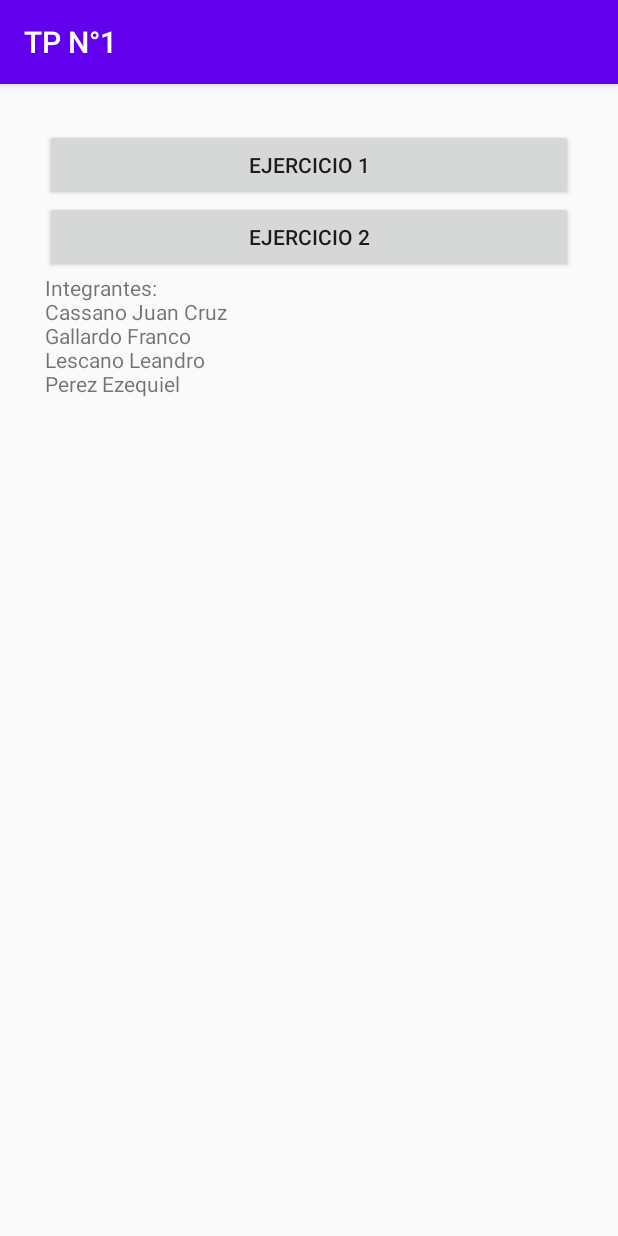
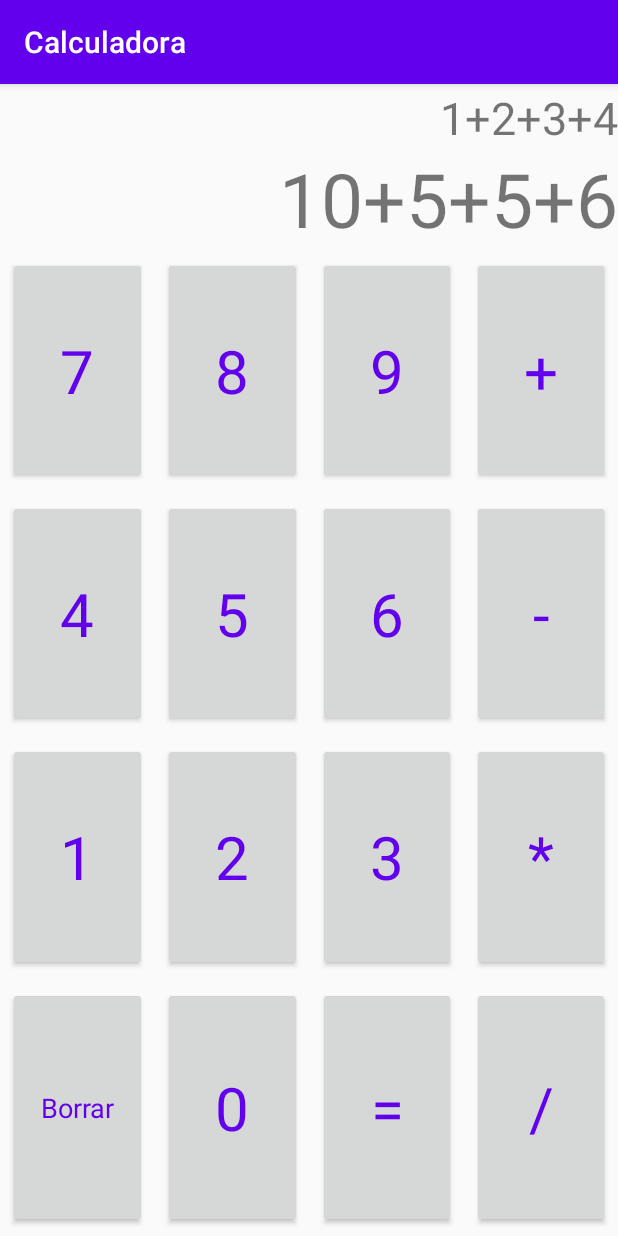
Before and after one commit to LeandroLescano/TP1_Grupo7, an Android app: the screen it shows after launch (MainActivity before the commit, exercise2 after it), after a tap on "EJERCICIO 2", on a phone screen of 412 x 824 dp. Run offline under Robolectric (Android 15) with nearby library versions, the phone set to English and light mode, and no system bars.

Commit message:
EzequielPerez
Layout exercise 2

```diff
--- a/app/src/main/AndroidManifest.xml
+++ b/app/src/main/AndroidManifest.xml
@@ -9,14 +9,19 @@
         android:roundIcon="@mipmap/ic_launcher_round"
         android:supportsRtl="true"
         android:theme="@style/AppTheme">
-        <activity android:name=".MainActivity" android:label="TP N°1">
+        <activity android:name=".exercise2"></activity>
+        <activity
+            android:name=".MainActivity"
+            android:label="TP N°1">
             <intent-filter>
                 <action android:name="android.intent.action.MAIN" />
 
                 <category android:name="android.intent.category.LAUNCHER" />
             </intent-filter>
         </activity>
-        <activity android:name=".Exercise1" android:label="Suma"/>
+        <activity
+            android:name=".Exercise1"
+            android:label="Suma" />
     </application>
 
 </manifest>
--- a/app/src/main/java/utn/frgp/tusi/tp1_grupo_7/MainActivity.java
+++ b/app/src/main/java/utn/frgp/tusi/tp1_grupo_7/MainActivity.java
@@ -25,7 +25,7 @@ public class MainActivity extends AppCompatActivity {
     }
 
     public void redirectExercise2(View view) {
-        //Intent intent = new Intent(this, exercise2Layout.class);
-        //startActivity(intent);
+        Intent intent = new Intent(this, utn.frgp.tusi.tp1_grupo_7.exercise2.class);
+        startActivity(intent);
     }
 }
--- /dev/null
+++ b/app/src/main/java/utn/frgp/tusi/tp1_grupo_7/exercise2.java
@@ -0,0 +1,15 @@
+package utn.frgp.tusi.tp1_grupo_7;
+
+import androidx.appcompat.app.AppCompatActivity;
+
+import android.os.Bundle;
+
+public class exercise2 extends AppCompatActivity {
+
+    @Override
+    protected void onCreate(Bundle savedInstanceState) {
+        super.onCreate(savedInstanceState);
+        setContentView(R.layout.exercise2_layout);
+        setTitle("Calculadora");
+    }
+}
--- /dev/null
+++ b/app/src/main/res/layout/exercise2_layout.xml
@@ -0,0 +1,208 @@
+<?xml version="1.0" encoding="utf-8"?>
+<LinearLayout
+    xmlns:android="http://schemas.android.com/apk/res/android"
+    xmlns:app="http://schemas.android.com/apk/res-auto"
+    xmlns:tools="http://schemas.android.com/tools"
+    android:layout_width="match_parent"
+    android:layout_height="match_parent"
+    android:orientation="vertical"
+    tools:context=".exercise2">
+
+    <TextView
+        android:id="@+id/tv_userInput"
+        android:layout_width="match_parent"
+        android:layout_height="wrap_content"
+        android:layout_marginTop="2dp"
+        android:text="1+2+3+4"
+        android:textAlignment="textEnd"
+        android:textSize="30sp" />
+
+    <TextView
+        android:id="@+id/tv_userResult"
+        android:layout_height="wrap_content"
+        android:layout_width="match_parent"
+        android:text="@string/_10_5_5_6"
+        android:textSize="50sp"
+        android:textAlignment="textEnd"
+        />
+
+    <TableLayout
+        android:layout_width="match_parent"
+        android:layout_height="match_parent">
+
+        <TableRow
+            android:layout_width="match_parent"
+            android:layout_height="match_parent"
+            android:layout_weight="0.5">
+
+            <Button
+                android:id="@+id/button1"
+                style="@style/ButtonStyle"
+                android:layout_width="match_parent"
+                android:layout_height="match_parent"
+                android:layout_margin="5dp"
+                android:layout_weight="1"
+                android:text="@string/_7" />
+
+            <Button
+                android:id="@+id/button2"
+                style="@style/ButtonStyle"
+                android:layout_width="match_parent"
+                android:layout_height="match_parent"
+                android:layout_margin="5dp"
+                android:layout_weight="1"
+                android:text="@string/_8" />
+
+            <Button
+                android:id="@+id/button3"
+                style="@style/ButtonStyle"
+                android:layout_width="match_parent"
+                android:layout_height="match_parent"
+                android:layout_margin="5dp"
+                android:layout_weight="1"
+                android:text="@string/_9" />
+
+            <Button
+                android:id="@+id/button4"
+                style="@style/ButtonStyle"
+                android:layout_width="match_parent"
+                android:layout_height="match_parent"
+                android:layout_margin="5dp"
+                android:layout_weight="1"
+                android:text="@string/_suma" />
+
+        </TableRow>
+
+        <TableRow
+            android:layout_width="match_parent"
+            android:layout_height="match_parent"
+            android:layout_weight="0.5">
+
+            <Button
+                android:id="@+id/button5"
+                style="@style/ButtonStyle"
+                android:layout_width="match_parent"
+                android:layout_height="match_parent"
+                android:layout_margin="5dp"
+                android:layout_weight="1"
+                android:text="@string/_4" />
+
+            <Button
+                android:id="@+id/button6"
+                style="@style/ButtonStyle"
+                android:layout_width="match_parent"
+                android:layout_height="match_parent"
+                android:layout_margin="5dp"
+                android:layout_weight="1"
+                android:text="@string/_5" />
+
+            <Button
+                android:id="@+id/button7"
+                style="@style/ButtonStyle"
+                android:layout_width="match_parent"
+                android:layout_height="match_parent"
+                android:layout_margin="5dp"
+                android:layout_weight="1"
+                android:text="@string/_6" />
+
+            <Button
+                android:id="@+id/button8"
+                style="@style/ButtonStyle"
+                android:layout_width="match_parent"
+                android:layout_height="match_parent"
+                android:layout_margin="5dp"
+                android:layout_weight="1"
+                android:text="@string/_resta" />
+        </TableRow>
+
+        <TableRow
+            android:layout_width="match_parent"
+            android:layout_height="match_parent"
+            android:layout_weight="0.5">
+
+            <Button
+                android:id="@+id/button9"
+                style="@style/ButtonStyle"
+                android:layout_width="match_parent"
+                android:layout_height="match_parent"
+                android:layout_margin="5dp"
+                android:layout_weight="1"
+                android:text="@string/_1" />
+
+            <Button
+                android:id="@+id/button10"
+                style="@style/ButtonStyle"
+                android:layout_width="match_parent"
+                android:layout_height="match_parent"
+                android:layout_margin="5dp"
+                android:layout_weight="1"
+                android:text="@string/_2" />
+
+            <Button
+                android:id="@+id/button11"
+                style="@style/ButtonStyle"
+                android:layout_width="match_parent"
+                android:layout_height="match_parent"
+                android:layout_margin="5dp"
+                android:layout_weight="1"
+                android:text="@string/_3" />
+
+            <Button
+                android:id="@+id/button12"
+                style="@style/ButtonStyle"
+                android:layout_width="match_parent"
+                android:layout_height="match_parent"
+                android:layout_margin="5dp"
+                android:layout_weight="1"
+                android:text="@string/_multi" />
+
+        </TableRow>
+
+        <TableRow
+            android:layout_width="match_parent"
+            android:layout_height="match_parent"
+            android:layout_weight="0.5">
+
+            <Button
+
+                android:id="@+id/button15"
+                style="@style/ButtonStyle"
+                android:layout_width="match_parent"
+                android:layout_height="match_parent"
+                android:layout_margin="5dp"
+                android:layout_weight="1"
+                android:text="@string/_borrar"
+                android:textSize="18sp" />
+
+            <Button
+                android:id="@+id/button16"
+                style="@style/ButtonStyle"
+                android:layout_width="match_parent"
+                android:layout_height="match_parent"
+                android:layout_margin="5dp"
+                android:layout_weight="1"
+                android:text="@string/_0" />
+
+            <Button
+                android:id="@+id/button13"
+                style="@style/ButtonStyle"
+                android:layout_width="match_parent"
+                android:layout_height="match_parent"
+                android:layout_margin="5dp"
+                android:layout_weight="1"
+                android:text="@string/_igual" />
+
+            <Button
+                android:id="@+id/button14"
+                style="@style/ButtonStyle"
+                android:layout_width="match_parent"
+                android:layout_height="match_parent"
+                android:layout_margin="5dp"
+                android:layout_weight="1"
+                android:text="@string/_division" />
+        </TableRow>
+    </TableLayout>
+
+
+
+</LinearLayout>
--- a/app/src/main/res/values/strings.xml
+++ b/app/src/main/res/values/strings.xml
@@ -6,4 +6,23 @@
     <string name="primer_numero">Primer número:</string>
     <string name="segundo_numero">Segundo número:</string>
     <string name="calcular">Calcular</string>
+    <string name="_10_5_5_6">10+5+5+6</string>
+    <string name="_1">1</string>
+    <string name="_2">2</string>
+    <string name="_3">3</string>
+    <string name="_4">4</string>
+    <string name="_5">5</string>
+    <string name="_6">6</string>
+    <string name="_7">7</string>
+    <string name="_8">8</string>
+    <string name="_9">9</string>
+    <string name="_suma">+</string>
+    <string name="_resta">-</string>
+    <string name="_multi">*</string>
+    <string name="_division">/</string>
+    <string name="_0">0</string>
+    <string name="_borrar">Borrar</string>
+    <string name="_igual">=</string>
+
+
 </resources>
--- a/app/src/main/res/values/styles.xml
+++ b/app/src/main/res/values/styles.xml
@@ -7,4 +7,14 @@
         <item name="colorAccent">@color/colorAccent</item>
     </style>
 
+    <style name="ButtonStyle" parent="Theme.AppCompat.Light.DarkActionBar">
+        <!-- Customize your theme here. -->
+        <item name="android:textSize">40sp</item>
+        <item name="android:minHeight">100dp</item>
+        <item name="android:width">100dp</item>
+        <item name="android:textColor">@color/colorPrimary</item>
+        <item name="colorPrimaryDark">@color/colorPrimaryDark</item>
+    </style>
+
+    <string name="button">Button</string>
 </resources>
```
